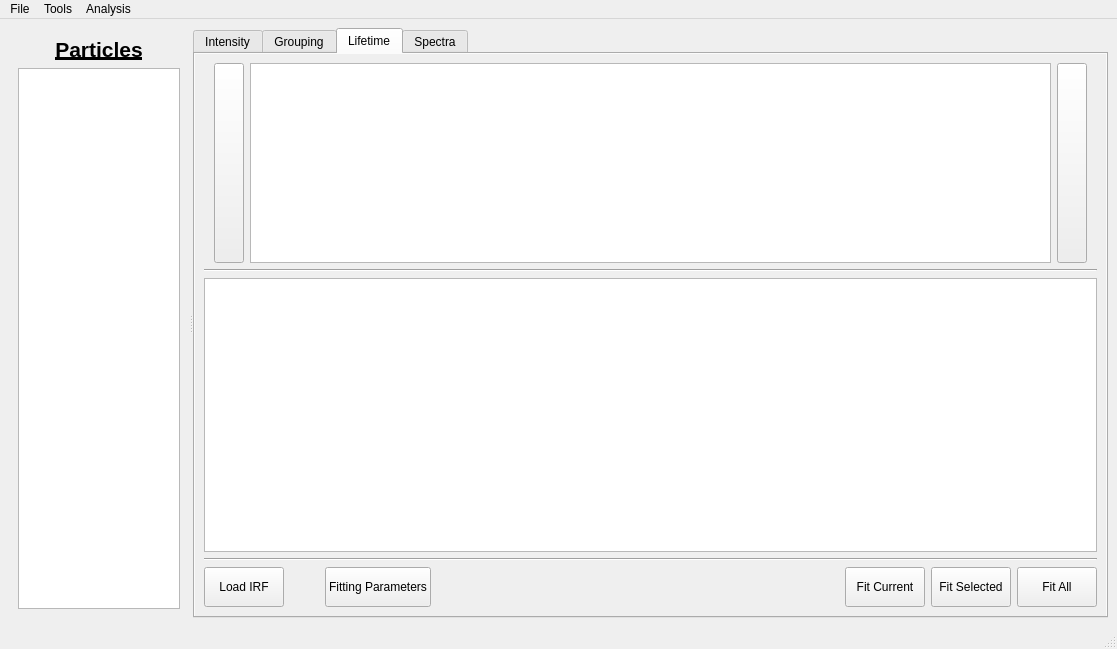
Qt form ui/mainwindow.ui (BioPhysicsUP/Full_SMS) before a commit.
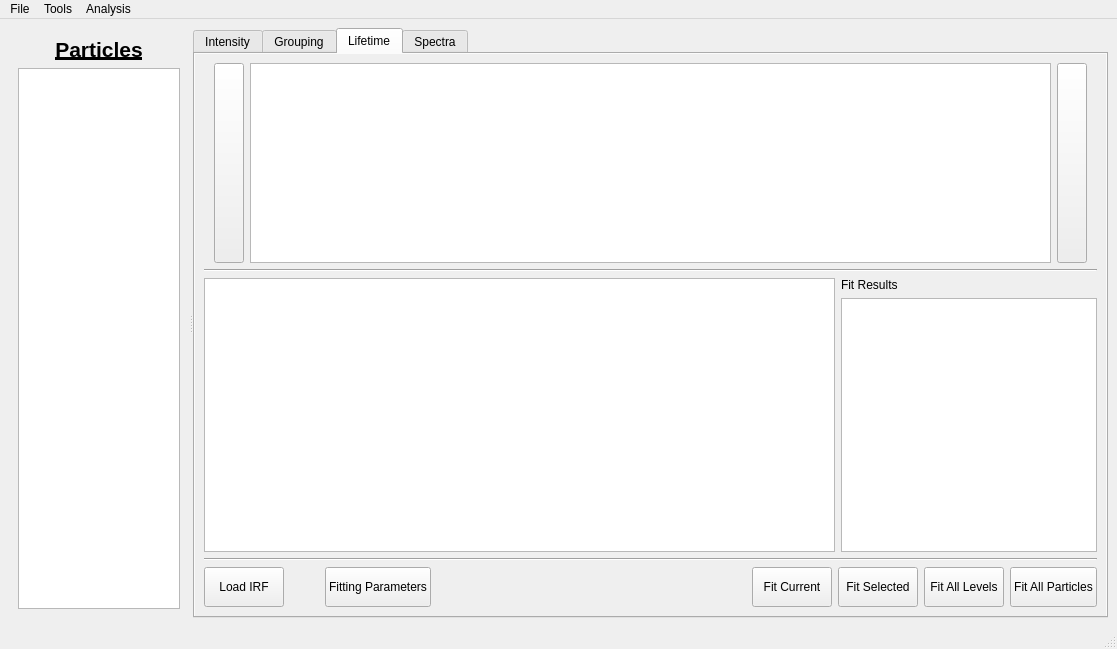
The same form after that commit. The open tabs and pages were chosen to show the change. Icons and pictures are not drawn. Custom widgets are drawn as their Qt base class.

Commit message: Fitting basically works and results are displayed. Much cleanup and refactoring needed.

Patch:
```diff
--- a/ui/mainwindow.ui
+++ b/ui/mainwindow.ui
@@ -658,7 +658,41 @@
          <string>Lifetime</string>
         </attribute>
         <layout class="QGridLayout" name="gridLayout_2">
-         <item row="0" column="0">
+         <item row="2" column="1" colspan="2">
+          <layout class="QVBoxLayout" name="verticalLayout_5">
+           <item>
+            <widget class="QLabel" name="label_4">
+             <property name="text">
+              <string>Fit Results</string>
+             </property>
+            </widget>
+           </item>
+           <item>
+            <widget class="QTextBrowser" name="textBrowser">
+             <property name="minimumSize">
+              <size>
+               <width>250</width>
+               <height>0</height>
+              </size>
+             </property>
+            </widget>
+           </item>
+          </layout>
+         </item>
+         <item row="2" column="0">
+          <widget class="PlotWidget" name="pgLifetime">
+           <property name="minimumSize">
+            <size>
+             <width>0</width>
+             <height>200</height>
+            </size>
+           </property>
+           <property name="renderHints">
+            <set>QPainter::HighQualityAntialiasing|QPainter::TextAntialiasing</set>
+           </property>
+          </widget>
+         </item>
+         <item row="0" column="0" colspan="3">
           <layout class="QHBoxLayout" name="horizontalLayout_5">
            <item>
             <spacer name="horizontalSpacer_6">
@@ -783,7 +817,36 @@
            </item>
           </layout>
          </item>
-         <item row="4" column="0">
+         <item row="1" column="0" colspan="3">
+          <widget class="Line" name="line">
+           <property name="sizePolicy">
+            <sizepolicy hsizetype="Expanding" vsizetype="Fixed">
+             <horstretch>0</horstretch>
+             <verstretch>0</verstretch>
+            </sizepolicy>
+           </property>
+           <property name="frameShadow">
+            <enum>QFrame::Sunken</enum>
+           </property>
+           <property name="orientation">
+            <enum>Qt::Horizontal</enum>
+           </property>
+          </widget>
+         </item>
+         <item row="3" column="0" colspan="3">
+          <widget class="Line" name="line_3">
+           <property name="sizePolicy">
+            <sizepolicy hsizetype="Expanding" vsizetype="Fixed">
+             <horstretch>0</horstretch>
+             <verstretch>0</verstretch>
+            </sizepolicy>
+           </property>
+           <property name="orientation">
+            <enum>Qt::Horizontal</enum>
+           </property>
+          </widget>
+         </item>
+         <item row="4" column="0" colspan="3">
           <layout class="QHBoxLayout" name="horizontalLayout_3">
            <item>
             <widget class="QPushButton" name="btnLoadIRF">
@@ -933,6 +996,25 @@
              </property>
             </widget>
            </item>
+           <item>
+            <widget class="QPushButton" name="btnFitLevels">
+             <property name="sizePolicy">
+              <sizepolicy hsizetype="Fixed" vsizetype="Fixed">
+               <horstretch>0</horstretch>
+               <verstretch>0</verstretch>
+              </sizepolicy>
+             </property>
+             <property name="minimumSize">
+              <size>
+               <width>0</width>
+               <height>40</height>
+              </size>
+             </property>
+             <property name="text">
+              <string>Fit All Levels</string>
+             </property>
+            </widget>
+           </item>
            <item>
             <widget class="QPushButton" name="btnFitAll">
              <property name="sizePolicy">
@@ -948,7 +1030,7 @@
               </size>
              </property>
              <property name="text">
-              <string>Fit All</string>
+              <string>Fit All Particles</string>
              </property>
              <property name="icon">
               <iconset>
```
Left out of the diff: 47 changed lines with no effect on the pictures. The commit also changes 3 other files.
